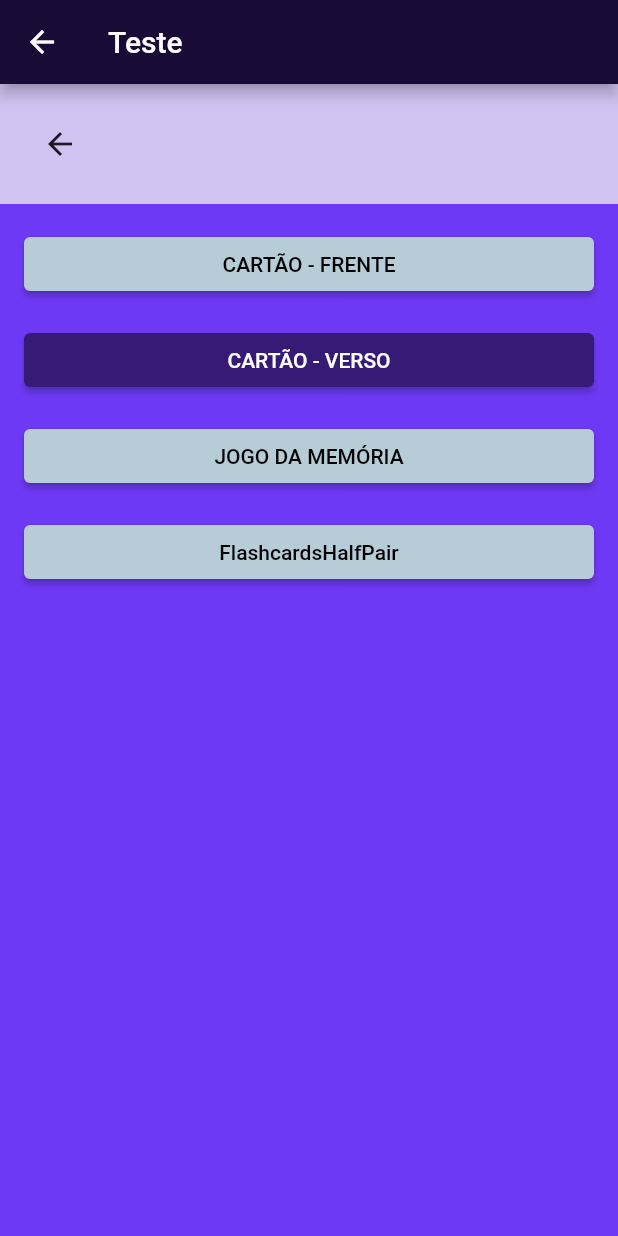
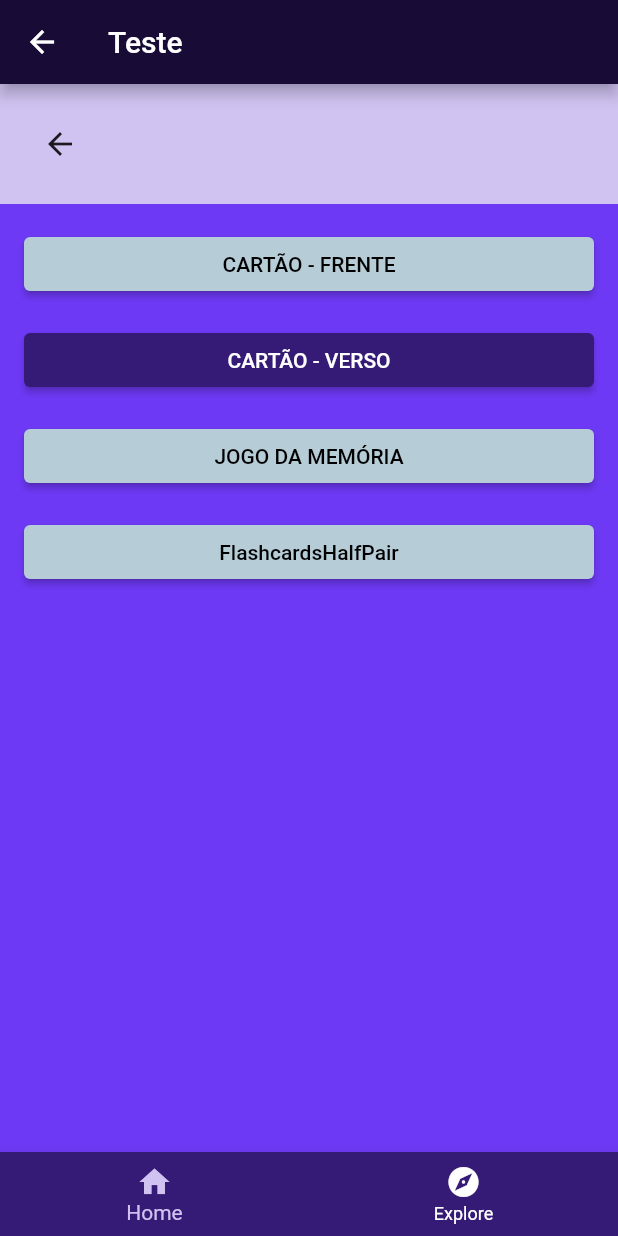
Before and after one commit to Jul10c3s4/pmovel, a Flutter app: the screen it shows after launch, in the side drawer, after a tap on "Jogos", on a phone screen of 412 x 824 dp. Run offline on Flutter 3.47's test engine with Material 2 defaults, Android fonts, the phone set to English and light mode, and no system bars; network calls fail.

Commit message:
Update jogos_page.dart

```diff
--- a/lib/pages/jogos_page.dart
+++ b/lib/pages/jogos_page.dart
@@ -1,18 +1,9 @@
-import 'package:app/pages/jogo_memoria.dart';
-import 'package:app/pages/pergunta1.dart';
-import 'package:app/pages/pergunta2.dart';
 import 'package:flutter/material.dart';
+import '../pergunta1.dart';
+import '../pergunta2.dart';
+import '../jogo_memoria.dart';
 
 class JogosPage extends StatefulWidget {
-  // This widget is the home page of your application. It is stateful, meaning
-  // that it has a State object (defined below) that contains fields that affect
-  // how it looks.
-
-  // This class is the configuration for the state. It holds the values (in this
-  // case the title) provided by the parent (in this case the App widget) and
-  // used by the build method of the State. Fields in a Widget subclass are
-  // always marked "final".
-
   @override
   _JogosPageState createState() => _JogosPageState();
 }
@@ -20,11 +11,6 @@ class JogosPage extends StatefulWidget {
 class _JogosPageState extends State<JogosPage> {
   @override
   Widget build(BuildContext context) {
-    // This method is rerun every time setState is called, for instance as done
-    // by the _incrementCounter method above.
-    //
-    // The Flutter framework has been optimized to make rerunning build methods
-    // fast, so that you can just rebuild anything that needs updating rather
     // than having to individually change instances of widgets.
     return Scaffold(
       appBar: AppBar(
@@ -38,7 +24,6 @@ class _JogosPageState extends State<JogosPage> {
           tooltip: 'back',
           onPressed: () {},
         ),
-
         actions: <Widget>[
           IconButton(
             icon: Icon(Icons.more_vert),
@@ -55,7 +40,9 @@ class _JogosPageState extends State<JogosPage> {
           child: Row(children: [
             IconButton(
               icon: const Icon(Icons.arrow_back),
-              onPressed: () {},
+              onPressed: () {
+                Navigator.pop(context, false);
+              },
             ),
             SizedBox(width: 16),
           ]),
@@ -131,6 +118,26 @@ class _JogosPageState extends State<JogosPage> {
           ),
         ),
       ]),
+
+      bottomNavigationBar: BottomNavigationBar(
+        items: const <BottomNavigationBarItem>[
+          BottomNavigationBarItem(
+            icon: Icon(Icons.home),
+            label: 'Home',
+            backgroundColor: Colors.purple,
+          ),
+          BottomNavigationBarItem(
+            icon: Icon(Icons.explore),
+            label: 'Explore',
+            backgroundColor: Colors.green,
+          ),
+        ],
+        selectedItemColor: Color(0xFFD0C3F1),
+        unselectedItemColor: Colors.white,
+        backgroundColor: Color(0xFF351B75),
+        currentIndex: 0,
+        /*falta colocar a cor do item quando ele não está selecionado*/
+      ),
       // This trailing comma makes auto-formatting nicer for build methods.
     );
   }
```
